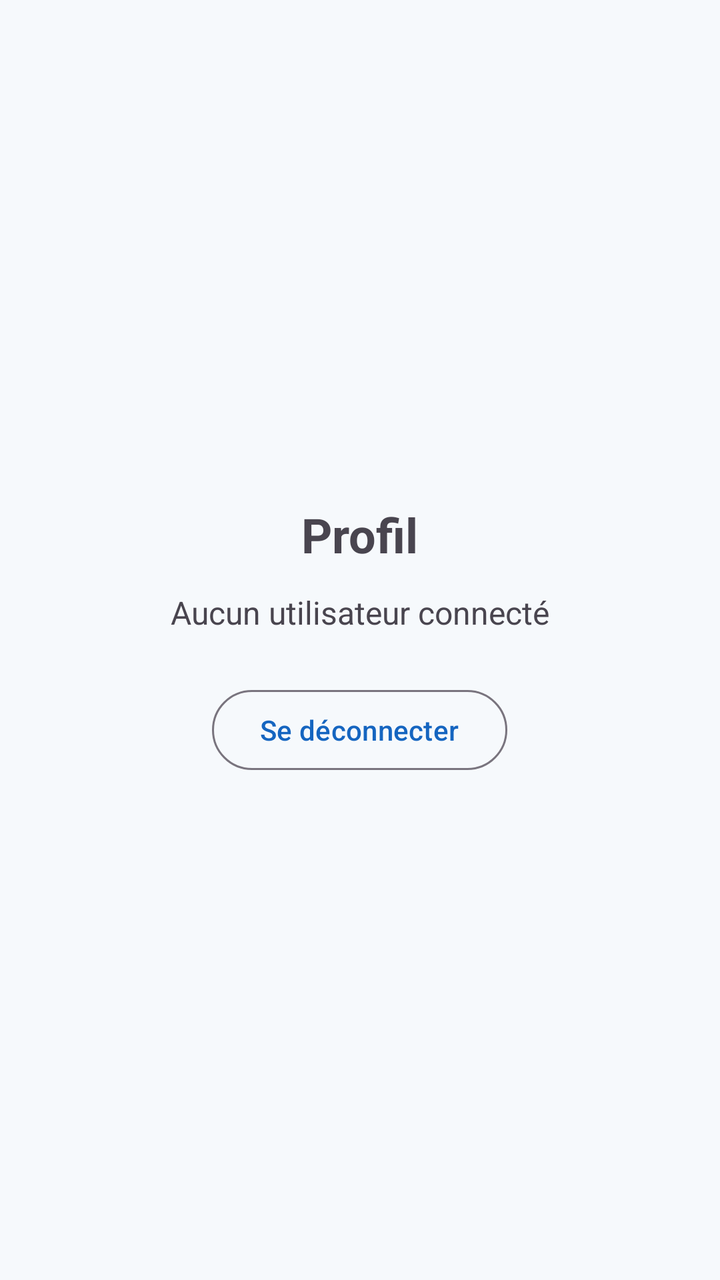
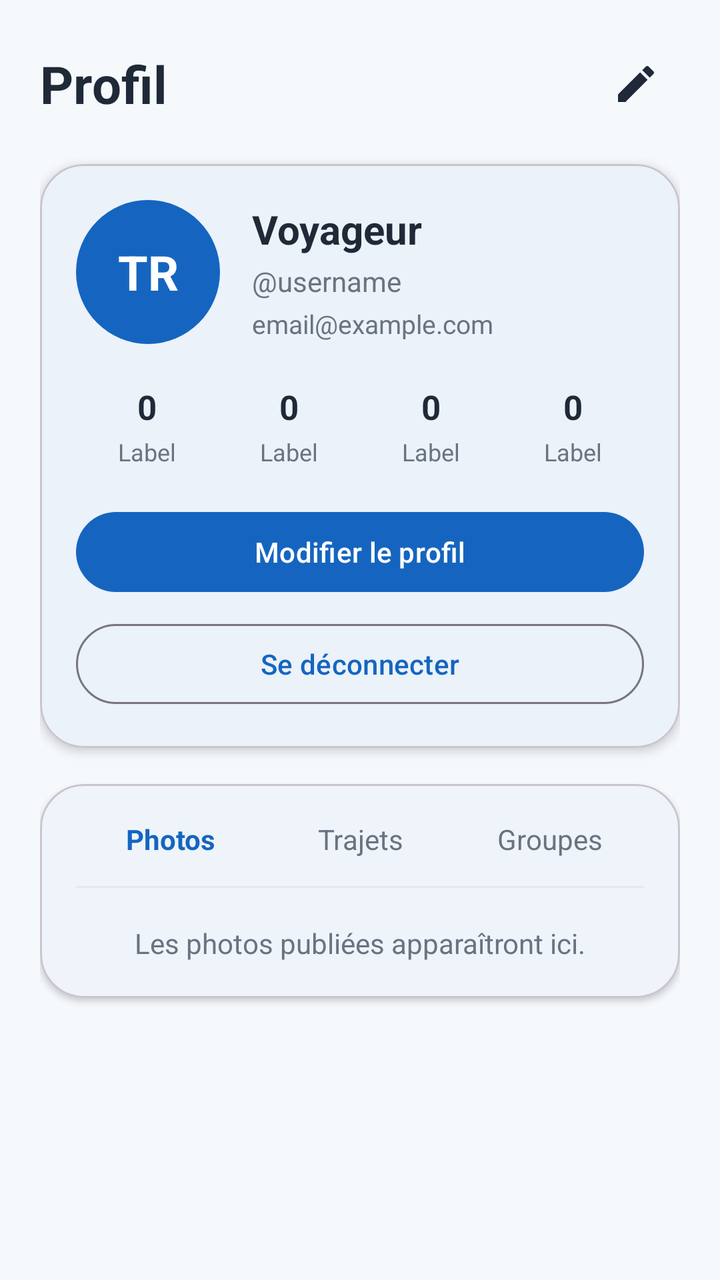

Compare the two renders of this Android layout. The source of the first and the diff that turns it into the second are given below.
<!-- AndroidManifest.xml: application theme Theme.Traveling -->
<!-- res/layout/fragment_profile.xml -->
<?xml version="1.0" encoding="utf-8"?>
<ScrollView xmlns:android="http://schemas.android.com/apk/res/android"
    xmlns:app="http://schemas.android.com/apk/res-auto"
    android:layout_width="match_parent"
    android:layout_height="match_parent"
    android:fillViewport="true">

    <LinearLayout
        android:layout_width="match_parent"
        android:layout_height="match_parent"
        android:orientation="vertical"
        android:gravity="center"
        android:padding="24dp">

        <TextView
            android:id="@+id/tv_profile_title"
            android:layout_width="wrap_content"
            android:layout_height="wrap_content"
            android:layout_marginBottom="12dp"
            android:text="Profil"
            android:textSize="24sp"
            android:textStyle="bold" />

        <TextView
            android:id="@+id/tv_user_email"
            android:layout_width="wrap_content"
            android:layout_height="wrap_content"
            android:layout_marginBottom="24dp"
            android:text="Aucun utilisateur connecté"
            android:textSize="16sp" />

        <com.google.android.material.button.MaterialButton
            android:id="@+id/btn_logout"
            style="?attr/materialButtonOutlinedStyle"
            android:layout_width="wrap_content"
            android:layout_height="wrap_content"
            android:text="Se déconnecter" />

    </LinearLayout>
</ScrollView>
<!-- resources referenced by this layout -->
<resources>
  <style name="Theme.Traveling" parent="Base.Theme.Traveling" />
  <style name="Base.Theme.Traveling" parent="Theme.Material3.DayNight.NoActionBar">
          <item name="colorPrimary">@color/travel_primary</item>
          <item name="colorOnPrimary">@color/travel_on_primary</item>
  
          <item name="colorSecondary">@color/travel_secondary</item>
          <item name="colorOnSecondary">@color/travel_on_secondary</item>
  
          <item name="colorTertiary">@color/travel_tertiary</item>
          <item name="colorOnTertiary">@color/travel_on_tertiary</item>
  
          <item name="android:colorBackground">@color/travel_background</item>
          <item name="colorSurface">@color/travel_surface</item>
          <item name="colorOnSurface">@color/travel_on_surface</item>
      </style>
  <color name="travel_primary">#1565C0</color>
  <color name="travel_on_primary">#FFFFFF</color>
  <color name="travel_secondary">#26A69A</color>
  <color name="travel_on_secondary">#FFFFFF</color>
  <color name="travel_tertiary">#FFB74D</color>
  <color name="travel_on_tertiary">#1F2937</color>
  <color name="travel_background">#F6F9FC</color>
  <color name="travel_surface">#FFFFFF</color>
  <color name="travel_on_surface">#1F2937</color>
</resources>

<!-- the commit's change to res/layout/fragment_profile.xml (unified diff, before → after) -->
@@ -3,38 +3,236 @@
     xmlns:app="http://schemas.android.com/apk/res-auto"
     android:layout_width="match_parent"
     android:layout_height="match_parent"
+    android:background="@color/travel_background"
     android:fillViewport="true">
 
     <LinearLayout
         android:layout_width="match_parent"
-        android:layout_height="match_parent"
+        android:layout_height="wrap_content"
         android:orientation="vertical"
-        android:gravity="center"
-        android:padding="24dp">
-
-        <TextView
-            android:id="@+id/tv_profile_title"
-            android:layout_width="wrap_content"
+        android:padding="20dp">
+
+        
+        <LinearLayout
+            android:layout_width="match_parent"
             android:layout_height="wrap_content"
-            android:layout_marginBottom="12dp"
-            android:text="Profil"
-            android:textSize="24sp"
-            android:textStyle="bold" />
-
-        <TextView
-            android:id="@+id/tv_user_email"
-            android:layout_width="wrap_content"
+            android:gravity="center_vertical"
+            android:orientation="horizontal">
+
+            <com.google.android.material.textview.MaterialTextView
+                android:layout_width="0dp"
+                android:layout_height="wrap_content"
+                android:layout_weight="1"
+                android:text="Profil"
+                android:textColor="@color/travel_on_surface"
+                android:textSize="26sp"
+                android:textStyle="bold" />
+
+            <ImageButton
+                android:id="@+id/buttonEditProfile"
+                android:layout_width="44dp"
+                android:layout_height="44dp"
+                android:background="?attr/selectableItemBackgroundBorderless"
+                android:contentDescription="Modifier le profil"
+                android:padding="10dp"
+                android:src="@drawable/ic_edit"
+                app:tint="@color/travel_on_surface" />
+        </LinearLayout>
+
+        
+        <com.google.android.material.card.MaterialCardView
+            android:layout_width="match_parent"
             android:layout_height="wrap_content"
-            android:layout_marginBottom="24dp"
-            android:text="Aucun utilisateur connecté"
-            android:textSize="16sp" />
-
-        <com.google.android.material.button.MaterialButton
-            android:id="@+id/btn_logout"
-            style="?attr/materialButtonOutlinedStyle"
-            android:layout_width="wrap_content"
+            android:layout_marginTop="18dp"
+            app:cardBackgroundColor="@color/travel_surface"
+            app:cardCornerRadius="22dp"
+            app:cardElevation="3dp">
+
+            <LinearLayout
+                android:layout_width="match_parent"
+                android:layout_height="wrap_content"
+                android:orientation="vertical"
+                android:padding="18dp">
+
+                <LinearLayout
+                    android:layout_width="match_parent"
+                    android:layout_height="wrap_content"
+                    android:gravity="center_vertical"
+                    android:orientation="horizontal">
+
+                    <TextView
+                        android:id="@+id/textAvatarInitials"
+                        android:layout_width="72dp"
+                        android:layout_height="72dp"
+                        android:background="@drawable/bg_avatar_circle"
+                        android:gravity="center"
+                        android:text="TR"
+                        android:textColor="@android:color/white"
+                        android:textSize="24sp"
+                        android:textStyle="bold" />
+
+                    <LinearLayout
+                        android:layout_width="0dp"
+                        android:layout_height="wrap_content"
+                        android:layout_marginStart="16dp"
+                        android:layout_weight="1"
+                        android:orientation="vertical">
+
+                        <com.google.android.material.textview.MaterialTextView
+                            android:id="@+id/textFullName"
+                            android:layout_width="match_parent"
+                            android:layout_height="wrap_content"
+                            android:text="Voyageur"
+                            android:textColor="@color/travel_on_surface"
+                            android:textSize="20sp"
+                            android:textStyle="bold" />
+
+                        <com.google.android.material.textview.MaterialTextView
+                            android:id="@+id/textUsername"
+                            android:layout_width="match_parent"
+                            android:layout_height="wrap_content"
+                            android:layout_marginTop="3dp"
+                            android:text="@username"
+                            android:textColor="#6B7280"
+                            android:textSize="14sp" />
+
+                        <com.google.android.material.textview.MaterialTextView
+                            android:id="@+id/textEmail"
+                            android:layout_width="match_parent"
+                            android:layout_height="wrap_content"
+                            android:layout_marginTop="3dp"
+                            android:text="email@example.com"
+                            android:textColor="#6B7280"
+                            android:textSize="13sp" />
+                    </LinearLayout>
+                </LinearLayout>
+
+                
+                <LinearLayout
+                    android:layout_width="match_parent"
+                    android:layout_height="wrap_content"
+                    android:layout_marginTop="20dp"
+                    android:orientation="horizontal">
+
+                    <include layout="@layout/item_profile_stat" android:id="@+id/statTrips" />
+                    <include layout="@layout/item_profile_stat" android:id="@+id/statPhotos" />
+                    <include layout="@layout/item_profile_stat" android:id="@+id/statRoutes" />
+                    <include layout="@layout/item_profile_stat" android:id="@+id/statGroups" />
+                </LinearLayout>
+
+                
+                <com.google.android.material.button.MaterialButton
+                    android:id="@+id/buttonEditProfileLarge"
+                    android:layout_width="match_parent"
+                    android:layout_height="wrap_content"
+                    android:layout_marginTop="18dp"
+                    android:text="Modifier le profil" />
+
+                <com.google.android.material.button.MaterialButton
+                    android:id="@+id/btn_logout"
+                    style="?attr/materialButtonOutlinedStyle"
+                    android:layout_width="match_parent"
+                    android:layout_height="wrap_content"
+                    android:layout_marginTop="8dp"
+                    android:text="Se déconnecter" />
+
+            </LinearLayout>
+        </com.google.android.material.card.MaterialCardView>
+
+        
+        <com.google.android.material.card.MaterialCardView
+            android:layout_width="match_parent"
             android:layout_height="wrap_content"
-            android:text="Se déconnecter" />
+            android:layout_marginTop="18dp"
+            app:cardBackgroundColor="@color/travel_surface"
+            app:cardCornerRadius="22dp"
+            app:cardElevation="2dp">
+
+            <LinearLayout
+                android:layout_width="match_parent"
+                android:layout_height="wrap_content"
+                android:orientation="vertical"
+                android:padding="18dp">
+
+                <LinearLayout
+                    android:layout_width="match_parent"
+                    android:layout_height="wrap_content"
+                    android:orientation="horizontal">
+
+                    <TextView
+                        android:id="@+id/tabPhotos"
+                        android:layout_width="0dp"
+                        android:layout_height="wrap_content"
+                        android:layout_weight="1"
+                        android:gravity="center"
+                        android:text="Photos"
+                        android:textColor="@color/travel_primary"
+                        android:textStyle="bold" />
+
+                    <TextView
+                        android:id="@+id/tabRoutes"
+                        android:layout_width="0dp"
+                        android:layout_height="wrap_content"
+                        android:layout_weight="1"
+                        android:gravity="center"
+                        android:text="Trajets"
+                        android:textColor="#6B7280" />
+
+                    <TextView
+                        android:id="@+id/tabGroups"
+                        android:layout_width="0dp"
+                        android:layout_height="wrap_content"
+                        android:layout_weight="1"
+                        android:gravity="center"
+                        android:text="Groupes"
+                        android:textColor="#6B7280" />
+                </LinearLayout>
+
+                <View
+                    android:layout_width="match_parent"
+                    android:layout_height="1dp"
+                    android:layout_marginTop="14dp"
+                    android:background="#E5E7EB" />
+
+                <TextView
+                    android:id="@+id/textProfileSectionPlaceholder"
+                    android:layout_width="match_parent"
+                    android:layout_height="wrap_content"
+                    android:layout_marginTop="18dp"
+                    android:gravity="center"
+                    android:text="Les photos publiées apparaîtront ici."
+                    android:textColor="#6B7280"
+                    android:textSize="14sp" />
+
+            </LinearLayout>
+        </com.google.android.material.card.MaterialCardView>
 
     </LinearLayout>
 </ScrollView>
+<!-- res/layout/item_profile_stat.xml (included above) -->
+<?xml version="1.0" encoding="utf-8"?>
+<LinearLayout xmlns:android="http://schemas.android.com/apk/res/android"
+    android:layout_width="0dp"
+    android:layout_height="wrap_content"
+    android:layout_weight="1"
+    android:gravity="center"
+    android:orientation="vertical">
+
+    <TextView
+        android:id="@+id/textStatValue"
+        android:layout_width="wrap_content"
+        android:layout_height="wrap_content"
+        android:text="0"
+        android:textColor="@color/travel_on_surface"
+        android:textSize="17sp"
+        android:textStyle="bold" />
+
+    <TextView
+        android:id="@+id/textStatLabel"
+        android:layout_width="wrap_content"
+        android:layout_height="wrap_content"
+        android:layout_marginTop="3dp"
+        android:text="Label"
+        android:textColor="#6B7280"
+        android:textSize="12sp" />
+</LinearLayout>
<!-- resource entries referenced after the edit -->
@@ -23,6 +23,24 @@
   <color name="travel_on_tertiary">#1F2937</color>
   <color name="travel_background">#F6F9FC</color>
   <color name="travel_surface">#FFFFFF</color>
+  <!-- drawable bg_avatar_circle (drawable) -->
+  <?xml version="1.0" encoding="utf-8"?>
+  <shape xmlns:android="http://schemas.android.com/apk/res/android"
+      android:shape="oval">
+  
+      <solid android:color="@color/travel_primary" />
+  </shape>
+  <!-- drawable ic_edit (drawable) -->
+  <vector xmlns:android="http://schemas.android.com/apk/res/android"
+      android:width="24dp"
+      android:height="24dp"
+      android:viewportWidth="24"
+      android:viewportHeight="24">
+  
+      <path
+          android:fillColor="@color/travel_on_surface"
+          android:pathData="M3,17.25V21h3.75L17.81,9.94l-3.75,-3.75L3,17.25zM20.71,7.04c0.39,-0.39 0.39,-1.02 0,-1.41l-2.34,-2.34c-0.39,-0.39 -1.02,-0.39 -1.41,0l-1.83,1.83l3.75,3.75l1.83,-1.83z" />
+  </vector>
   <color name="travel_on_surface">#1F2937</color>
 </resources>
 
